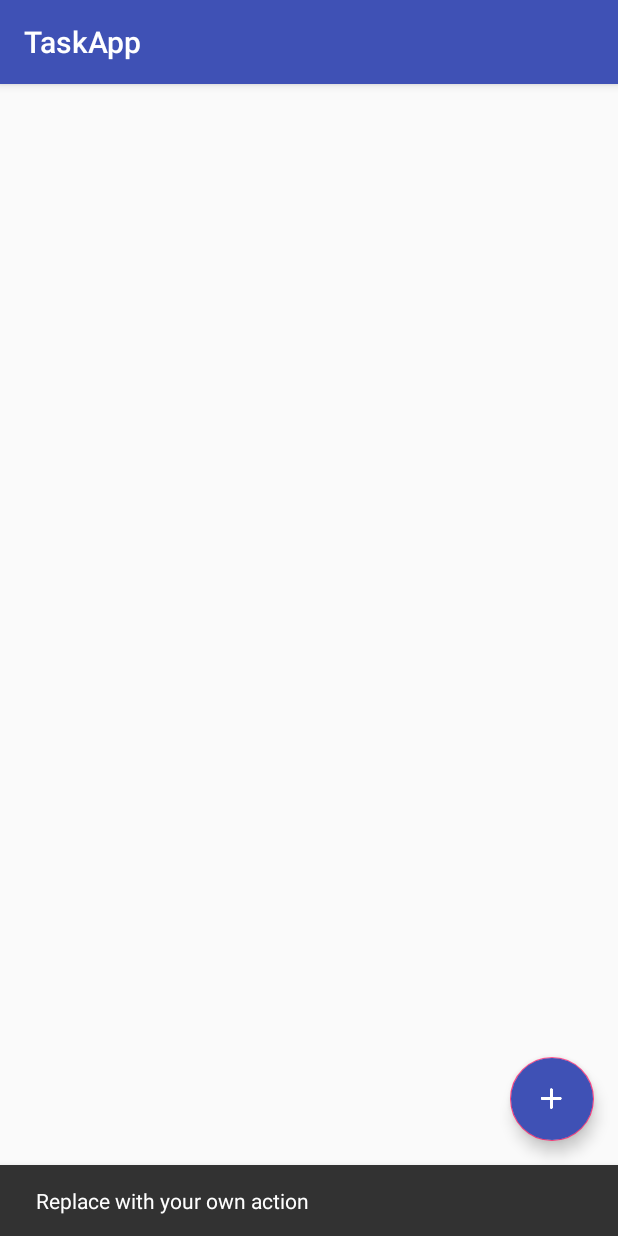
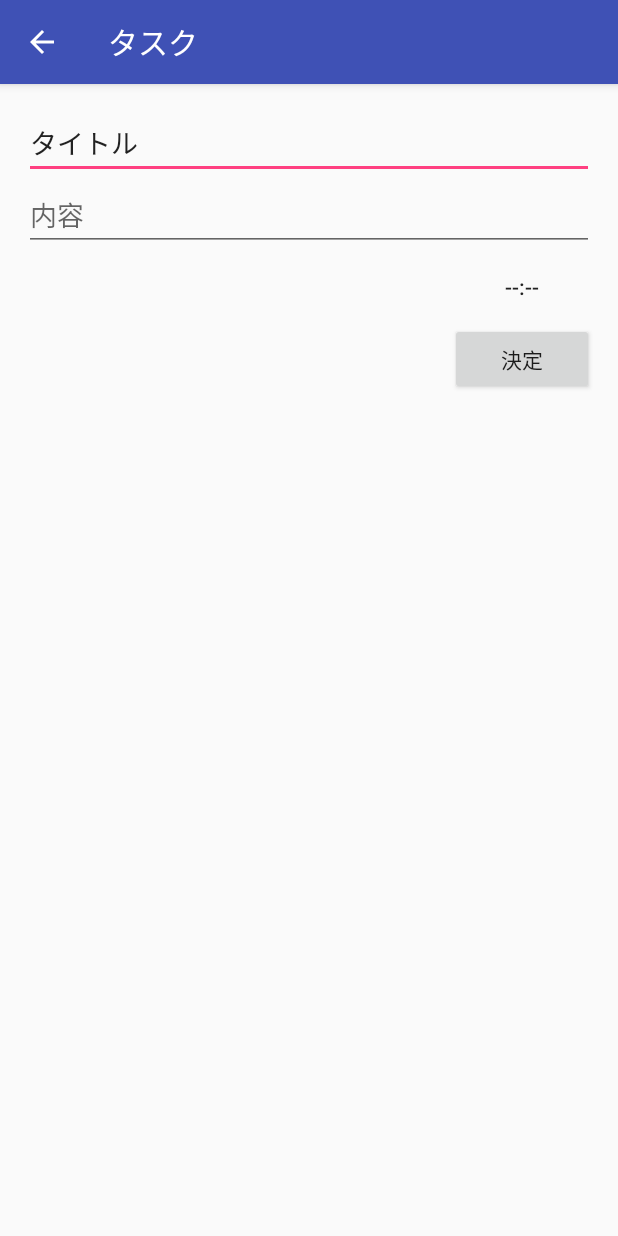
Before and after one commit to Snowpooll/TaskApp2, an Android app: the screen it shows after launch (MainActivity before the commit, InputActivity after it), after a tap on an icon or button, on a phone screen of 412 x 824 dp. Run offline under Robolectric (Android 15) with nearby library versions, the phone set to English and light mode, and no system bars; libraries missing offline, so code that uses them is left out: io.realm; 9 statements that could not run were skipped.

Commit message:
realm test

```diff
--- a/app/build.gradle
+++ b/app/build.gradle
@@ -1,4 +1,5 @@
 apply plugin: 'com.android.application'
+apply plugin: 'realm-android'
 
 android {
     compileSdkVersion 25
--- /dev/null
+++ b/app/src/main/java/jp/techacademy/kubota/satoru/taskapp/InputActivity.java
@@ -0,0 +1,160 @@
+package jp.techacademy.kubota.satoru.taskapp;
+
+import android.app.DatePickerDialog;
+import android.app.TimePickerDialog;
+import android.content.Intent;
+import android.support.v7.app.AppCompatActivity;
+import android.os.Bundle;
+import android.support.v7.widget.Toolbar;
+import android.view.View;
+import android.widget.Button;
+import android.widget.DatePicker;
+import android.widget.EditText;
+import android.widget.TimePicker;
+
+
+import java.util.Calendar;
+import java.util.Date;
+import java.util.GregorianCalendar;
+import io.realm.Realm;
+import io.realm.RealmResults;
+
+public class InputActivity extends AppCompatActivity {
+
+    private int mYear,mMonth,mDay,mHour,mMinute;
+    private Button Datebtn, Timebtn;
+    private EditText titleEdit,contentEdit;
+    private Task mTask;
+
+    private View.OnClickListener mOnDateClickListener = new View.OnClickListener() {
+        @Override
+        public void onClick(View view) {
+            DatePickerDialog datePickerDialog = new DatePickerDialog(InputActivity.this,
+                    new DatePickerDialog.OnDateSetListener() {
+                        @Override
+                        public void onDateSet(DatePicker view, int year, int month, int day) {
+                            mYear = year;
+                            mMonth = month;
+                            mDay = day;
+                            String dateString = mYear+"/"+String.format("%02d",(mMonth+1))+"/"+String.format("%02d",mDay);
+                            Datebtn.setText(dateString);
+                        }
+                    },mYear,mMonth,mDay);
+            datePickerDialog.show();
+        }
+    };
+
+    private View.OnClickListener mOnTImeClickListener = new View.OnClickListener() {
+        @Override
+        public void onClick(View view) {
+            TimePickerDialog timePickerDialog = new TimePickerDialog(InputActivity.this, new TimePickerDialog.OnTimeSetListener() {
+                @Override
+                public void onTimeSet(TimePicker view, int hour, int minute) {
+                    mHour = hour;
+                    mMinute = minute;
+                    String timeString = String.format("%02d",mHour)+":"+String.format("%02d",mMinute);
+                    Timebtn.setText(timeString);
+                }
+            },mHour,mMinute,false);
+            timePickerDialog.show();
+        }
+    };
+
+    private View.OnClickListener mOnDoneClickListener = new View.OnClickListener() {
+        @Override
+        public void onClick(View view) {
+            addTask();
+            finish();
+        }
+    };
+
+    protected void onCreate(Bundle savedInstanceState) {
+        super.onCreate(savedInstanceState);
+        setContentView(R.layout.activity_input);
+
+        //actionbar setting
+        Toolbar toolbar = (Toolbar)findViewById(R.id.toolbar);
+        setSupportActionBar(toolbar);
+        if(getSupportActionBar() != null){
+            getSupportActionBar().setDisplayHomeAsUpEnabled(true);
+        }
+
+        //UI setting
+        Datebtn =(Button)findViewById(R.id.date_btn);
+        Datebtn.setOnClickListener(mOnDateClickListener);
+        Timebtn =(Button)findViewById(R.id.times_btn);
+        Timebtn.setOnClickListener(mOnTImeClickListener);
+        findViewById(R.id.done_btn).setOnClickListener(mOnDoneClickListener);
+        titleEdit =(EditText)findViewById(R.id.title_edit);
+        contentEdit =(EditText)findViewById(R.id.content_edit);
+
+        //EXTRA_TASK から id 取得　id から task　インスタンス取得
+        Intent intent = getIntent();
+        int taskId = intent.getIntExtra(MainActivity.EXTRA_TASK,-1);
+        Realm realm = Realm.getDefaultInstance();
+        mTask = realm.where(Task.class).equalTo("id",taskId).findFirst();
+        realm.close();
+
+        //新規作成の場合
+        if(mTask == null){
+            Calendar calendar = Calendar.getInstance();
+            mYear = calendar.get(Calendar.YEAR);
+            mMonth = calendar.get(Calendar.MONTH);
+            mDay = calendar.get(Calendar.DAY_OF_MONTH);
+            mHour = calendar.get(Calendar.HOUR_OF_DAY);
+            mMinute = calendar.get(Calendar.MINUTE);
+        }
+        //更新処理
+        else{
+            titleEdit.setText(mTask.getTitle());
+            contentEdit.setText(mTask.getContents());
+
+            Calendar calendar = Calendar.getInstance();
+            calendar.setTime(mTask.getDate());
+            mYear = calendar.get(Calendar.YEAR);
+            mMonth = calendar.get(Calendar.MONTH);
+            mDay = calendar.get(Calendar.DAY_OF_MONTH);
+            mHour = calendar.get(Calendar.HOUR_OF_DAY);
+            mMinute = calendar.get(Calendar.MINUTE);
+
+            String dateString = mYear +"/"+String.format("%02d",(mMonth+1))+"/"+String.format("%02d",mDay);
+            String timeString = String.format("%02d",mHour)+":"+String.format("%02d",mMinute);
+            Datebtn.setText(dateString);
+            Timebtn.setText(timeString);
+        }
+    }
+
+    private void addTask(){
+        Realm realm = Realm.getDefaultInstance();
+
+        if(mTask ==null){
+            //新規作成の場合
+            mTask = new Task();
+            RealmResults<Task> taskRealmResults = realm.where(Task.class).findAll();
+
+            int identifier;
+            if(taskRealmResults.max("id") != null){
+                identifier = taskRealmResults.max("id").intValue()+1;
+            }else {
+                identifier=0;
+            }
+            mTask.setId(identifier);
+        }
+
+        String title = titleEdit.getText().toString();
+        String content = contentEdit.getText().toString();
+
+        mTask.setTitle(title);
+        mTask.setContents(content);
+
+        GregorianCalendar calendar = new GregorianCalendar(mYear,mMonth,mDay,mHour,mMinute);
+        Date date = calendar.getTime();
+        mTask.setDate(date);
+
+        realm.beginTransaction();
+        realm.copyToRealmOrUpdate(mTask);
+        realm.commitTransaction();
+
+        realm.close();
+    }
+}
--- a/app/src/main/java/jp/techacademy/kubota/satoru/taskapp/MainActivity.java
+++ b/app/src/main/java/jp/techacademy/kubota/satoru/taskapp/MainActivity.java
@@ -1,8 +1,11 @@
 package jp.techacademy.kubota.satoru.taskapp;
 
+import android.content.DialogInterface;
+import android.content.Intent;
 import android.os.Bundle;
 import android.support.design.widget.FloatingActionButton;
 import android.support.design.widget.Snackbar;
+import android.support.v7.app.AlertDialog;
 import android.support.v7.app.AppCompatActivity;
 import android.support.v7.widget.Toolbar;
 import android.view.View;
@@ -12,8 +15,29 @@ import android.widget.AdapterView;
 import android.widget.ListView;
 
 import java.util.ArrayList;
+import java.util.Date;
+
+import io.realm.Realm;
+import io.realm.RealmChangeListener;
+import io.realm.RealmResults;
+import io.realm.Sort;
 
 public class MainActivity extends AppCompatActivity {
+
+    //intent 識別
+    public static final String EXTRA_TASK ="jp.techacademy.kubota.satoru.taskapp.TASK";
+
+    //realm 関連
+    private Realm realm;
+    private RealmResults<Task> taskRealmResults;
+    private RealmChangeListener realmChangeListener = new RealmChangeListener() {
+        @Override
+        public void onChange(Object element) {
+            reloadListView();
+        }
+    };
+
+    //list 関連
     private ListView mListView;
     private TaskAdapter mTaskAdapter;
 
@@ -26,10 +50,17 @@ public class MainActivity extends AppCompatActivity {
         fab.setOnClickListener(new View.OnClickListener() {
             @Override
             public void onClick(View view) {
-                Snackbar.make(view, "Replace with your own action", Snackbar.LENGTH_LONG)
-                        .setAction("Action", null).show();
+                //intent で inputactivity へ
+                Intent intent = new Intent(MainActivity.this,InputActivity.class);
+                startActivity(intent);
             }
         });
+
+        //Realm設定
+        realm = Realm.getDefaultInstance();
+        taskRealmResults = realm.where(Task.class).findAll();
+        taskRealmResults.sort("date", Sort.DESCENDING);
+        realm.addChangeListener(realmChangeListener);
 
         //listview 設定
         mTaskAdapter = new TaskAdapter(MainActivity.this);
@@ -40,6 +71,10 @@ public class MainActivity extends AppCompatActivity {
             @Override
             public void onItemClick(AdapterView<?> parent , View view, int position, long id) {
                 //入力、編集画面に遷移
+                Task task = (Task)parent.getAdapter().getItem(position);
+                Intent intent = new Intent(MainActivity.this,InputActivity.class);
+                intent.putExtra(EXTRA_TASK,task.getId());
+                startActivity(intent);
             }
         });
 
@@ -48,24 +83,76 @@ public class MainActivity extends AppCompatActivity {
             @Override
             public boolean onItemLongClick(AdapterView<?> parent, View view, int position, long id) {
                 //task 削除
+                final  Task task = (Task)parent.getAdapter().getItem(position);
+                //dialog show
+                AlertDialog.Builder builder = new AlertDialog.Builder(MainActivity.this);
+                builder.setTitle("削除");
+                builder.setMessage(task.getTitle()+"を削除しますか？");
+                builder.setPositiveButton("OK", new DialogInterface.OnClickListener() {
+                    @Override
+                    public void onClick(DialogInterface dialog, int which) {
+                        RealmResults<Task> results =realm.where(Task.class).equalTo("id",task.getId()).findAll();
+                        realm.beginTransaction();
+                        results.deleteAllFromRealm();
+                        realm.commitTransaction();
+
+                        reloadListView();
+                    }
+                });
+                builder.setNegativeButton("Cancel",null);
+                AlertDialog dialog = builder.create();
+                dialog.show();
+
                 return true;
             }
         });
+
+//        //task がないときの処理
+//        if(taskRealmResults.size() ==0){
+//            //表示テストタスク作成
+//            addTaskForTest();
+//
+//        }
 
         reloadListView();
     }
 
     private void reloadListView(){
         //後でtaskに変更予定
-        ArrayList<String> taskArrayList = new ArrayList<>();
-//        taskArrayList.add("aaa");
-//        taskArrayList.add("bbb");
-//        taskArrayList.add("ccc");
+
+        ArrayList<Task> taskArrayList =new ArrayList<>();
+        for (int i=0; i < taskRealmResults.size(); i++){
+//            if(!taskRealmResults.get(i).isValid()) continue;
+
+            Task task = new Task();
+            task.setId(taskRealmResults.get(i).getId());
+            task.setTitle(taskRealmResults.get(i).getTitle());
+            task.setContents(taskRealmResults.get(i).getContents());
+            task.setDate(taskRealmResults.get(i).getDate());
+
+            taskArrayList.add(task);
+        }
 
         mTaskAdapter.setTaskArrayList(taskArrayList);
         mListView.setAdapter(mTaskAdapter);
         mTaskAdapter.notifyDataSetChanged();
     }
 
+    @Override
+    protected void onDestroy() {
+        super.onDestroy();
+        realm.close();
+    }
+
+    private void addTaskForTest(){
+        Task task = new Task();
+        task.setTitle("作業");
+        task.setContents("プログラムを書いてPUSH");
+        task.setDate(new Date());
+        task.setId(0);
+        realm.beginTransaction();
+        realm.copyToRealmOrUpdate(task);
+        realm.commitTransaction();
+    }
 
 }
--- a/app/src/main/java/jp/techacademy/kubota/satoru/taskapp/TaskAdapter.java
+++ b/app/src/main/java/jp/techacademy/kubota/satoru/taskapp/TaskAdapter.java
@@ -7,7 +7,10 @@ import android.view.ViewGroup;
 import android.widget.BaseAdapter;
 import android.widget.TextView;
 
+import java.text.SimpleDateFormat;
 import java.util.ArrayList;
+import java.util.Date;
+import java.util.Locale;
 
 /**
  * Created by snowpool on 17/01/11.
@@ -15,13 +18,13 @@ import java.util.ArrayList;
 
 public class TaskAdapter extends BaseAdapter {
     private LayoutInflater mLayoutInflater;
-    private ArrayList<String> mTaskArrayList;
+    private ArrayList<Task> mTaskArrayList;
 
     public TaskAdapter(Context context){
         mLayoutInflater = (LayoutInflater)context.getSystemService(Context.LAYOUT_INFLATER_SERVICE);
     }
 
-    public void setTaskArrayList(ArrayList<String> taskArrayList){
+    public void setTaskArrayList(ArrayList<Task> taskArrayList){
         mTaskArrayList = taskArrayList;
     }
 
@@ -37,7 +40,8 @@ public class TaskAdapter extends BaseAdapter {
 
     @Override
     public long getItemId(int position) {
-        return 0;
+
+        return mTaskArrayList.get(position).getId();
     }
 
     @Override
@@ -48,8 +52,13 @@ public class TaskAdapter extends BaseAdapter {
         TextView txt1 =(TextView)convertview.findViewById(android.R.id.text1);
         TextView txt2 =(TextView)convertview.findViewById(android.R.id.text2);
 
-        //task から情報を取得できるように変更予定
-        txt1.setText(mTaskArrayList.get(position));
+        //title
+        txt1.setText(mTaskArrayList.get(position).getTitle());
+        //date
+        SimpleDateFormat simpleDateFormat = new SimpleDateFormat("yyyy-MM-dd HH:mm", Locale.JAPANESE);
+        Date date = mTaskArrayList.get(position).getDate();
+        txt2.setText(simpleDateFormat.format(date));
+
         return convertview;
     }
 }
--- /dev/null
+++ b/app/src/main/java/jp/techacademy/kubota/satoru/taskapp/TaskApp.java
@@ -0,0 +1,17 @@
+package jp.techacademy.kubota.satoru.taskapp;
+
+import android.app.Application;
+
+import io.realm.Realm;
+
+/**
+ * Created by snowpool on 17/01/15.
+ */
+
+public class TaskApp extends Application {
+    @Override
+    public void onCreate() {
+        super.onCreate();
+        Realm.init(this);
+    }
+}
--- /dev/null
+++ b/app/src/main/res/layout/activity_input.xml
@@ -0,0 +1,27 @@
+<?xml version="1.0" encoding="utf-8"?>
+<android.support.design.widget.CoordinatorLayout
+    xmlns:android="http://schemas.android.com/apk/res/android"
+    xmlns:tools="http://schemas.android.com/tools"
+    android:layout_width="match_parent"
+    android:layout_height="match_parent"
+    android:fitsSystemWindows="true"
+    tools:context="jp.techacademy.kubota.satoru.taskapp.InputActivity">
+
+    <android.support.design.widget.AppBarLayout
+        android:layout_width="match_parent"
+        android:layout_height="wrap_content"
+        android:theme="@style/AppTheme.AppBarOverlay">
+
+        <android.support.v7.widget.Toolbar
+            android:id="@+id/toolbar"
+            android:layout_width="match_parent"
+            android:layout_height="?attr/actionBarSize"
+            android:background="?attr/colorPrimary"
+            android:popupTheme="@style/AppTheme.PopupOverlay"/>
+
+
+    </android.support.design.widget.AppBarLayout>
+
+    <include layout="@layout/content_input"/>
+
+</android.support.design.widget.CoordinatorLayout>
--- a/app/src/main/res/layout/activity_main.xml
+++ b/app/src/main/res/layout/activity_main.xml
@@ -21,6 +21,6 @@
         android:layout_gravity="bottom|end"
         android:layout_margin="@dimen/fab_margin"
         android:src="@drawable/plus"
-        android:backgroundTint="@color/colorPrimary"/>
+        app:backgroundTint="@color/colorPrimary"/>
 
 </android.support.design.widget.CoordinatorLayout>
--- /dev/null
+++ b/app/src/main/res/layout/content_input.xml
@@ -0,0 +1,51 @@
+<?xml version="1.0" encoding="utf-8"?>
+<RelativeLayout xmlns:android="http://schemas.android.com/apk/res/android"
+                android:layout_width="match_parent"
+                android:layout_height="match_parent"
+                xmlns:app="http://schemas.android.com/apk/res-auto"
+                xmlns:tools="http://schemas.android.com/tools"
+                android:paddingBottom="@dimen/activity_vertical_margin"
+                android:paddingLeft="@dimen/activity_horizontal_margin"
+                android:paddingRight="@dimen/activity_horizontal_margin"
+                android:paddingTop="@dimen/activity_vertical_margin"
+                app:layout_behavior="@string/appbar_scrolling_view_behavior"
+                tools:context="jp.techacademy.kubota.satoru.taskapp.InputActivity"
+                tools:showIn="@layout/activity_input">
+    <EditText
+        android:id="@+id/title_edit"
+        android:text="タイトル"
+        android:layout_width="match_parent"
+        android:layout_height="wrap_content"/>
+    <EditText
+        android:id="@+id/content_edit"
+        android:layout_below="@+id/title_edit"
+        android:hint="内容"
+        android:layout_width="match_parent"
+        android:layout_height="wrap_content"/>
+
+    <Button
+        android:id="@+id/date_btn"
+        android:layout_below="@+id/content_edit"
+        android:layout_alignParentStart="true"
+        android:layout_toEndOf="@+id/times_btn"
+        android:text="----/--/--"
+        style="@style/Widget.AppCompat.Button.Borderless"
+        android:layout_width="0dp"
+        android:layout_height="wrap_content"/>
+    <Button
+        android:id="@+id/times_btn"
+        android:layout_below="@id/content_edit"
+        android:layout_alignParentRight="true"
+        android:text="--:--"
+        style="@style/Widget.AppCompat.Button.Borderless"
+        android:layout_width="96dp"
+        android:layout_height="wrap_content"/>
+    <Button
+        android:id="@+id/done_btn"
+        android:layout_below="@+id/times_btn"
+        android:layout_alignParentRight="true"
+        android:text="決定"
+        android:layout_width="96dp"
+        android:layout_height="wrap_content"/>
+
+</RelativeLayout>
--- a/build.gradle
+++ b/build.gradle
@@ -9,6 +9,7 @@ buildscript {
 
         // NOTE: Do not place your application dependencies here; they belong
         // in the individual module build.gradle files
+        classpath "io.realm:realm-gradle-plugin:2.2.2"
     }
 }
 
```
Also changed, not shown: app/src/main/AndroidManifest.xml (+9 -0 lines), app/src/main/java/jp/techacademy/kubota/satoru/taskapp/Task.java (added, +53 -0 lines).
